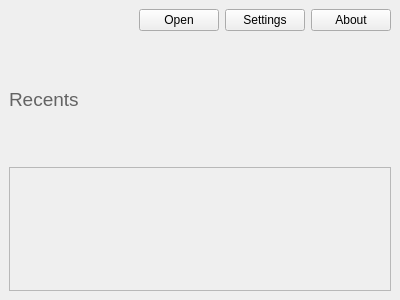
Qt form lib/ModelRenderer/welcomewindow.ui (KurusView/KurusView) before a commit.
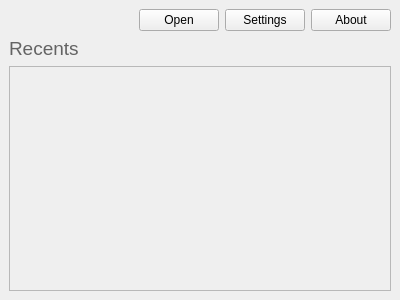
The same form after that commit. Icons and pictures are not drawn.

Commit message: Make recents widget scrollable

```diff
--- a/lib/ModelRenderer/welcomewindow.ui
+++ b/lib/ModelRenderer/welcomewindow.ui
@@ -68,18 +68,21 @@
      </widget>
     </item>
     <item>
-     <layout class="QGridLayout" name="gridLayout_4">
-      <item row="0" column="0">
-       <widget class="QFrame" name="frame">
-        <property name="frameShape">
-         <enum>QFrame::StyledPanel</enum>
-        </property>
-        <property name="frameShadow">
-         <enum>QFrame::Raised</enum>
-        </property>
-       </widget>
-      </item>
-     </layout>
+     <widget class="QScrollArea" name="scrollArea">
+      <property name="widgetResizable">
+       <bool>true</bool>
+      </property>
+      <widget class="QWidget" name="scrollAreaWidgetContents_2">
+       <property name="geometry">
+        <rect>
+         <x>0</x>
+         <y>0</y>
+         <width>380</width>
+         <height>220</height>
+        </rect>
+       </property>
+      </widget>
+     </widget>
     </item>
    </layout>
   </widget>
```
The commit also changes 2 other files.
